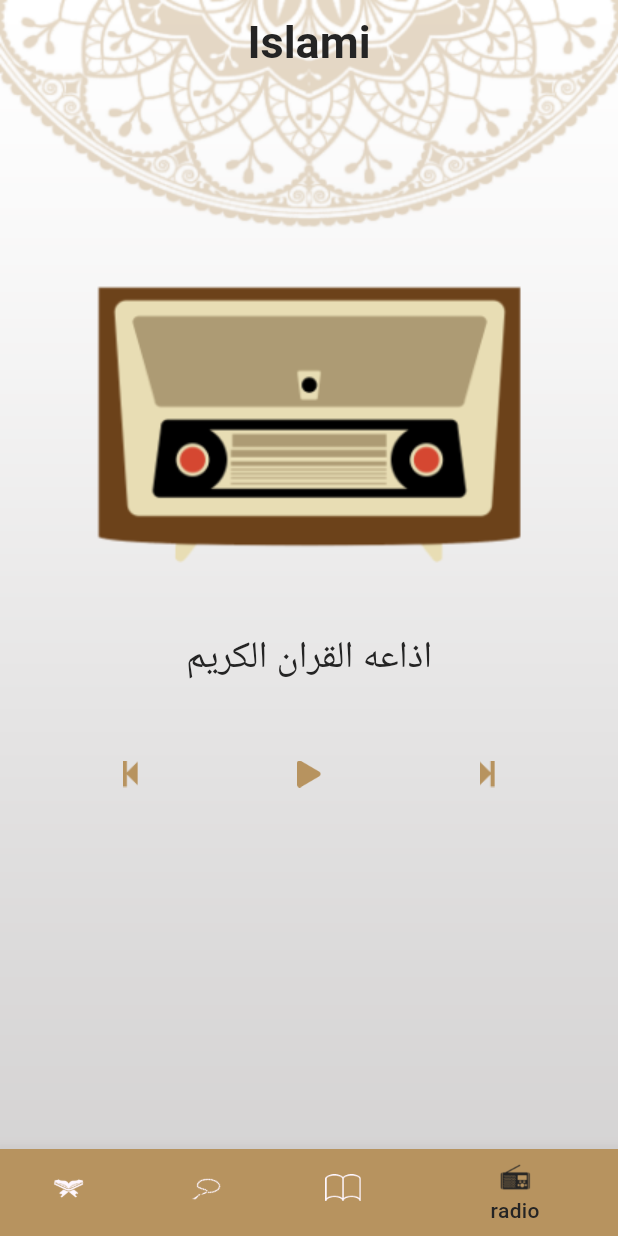
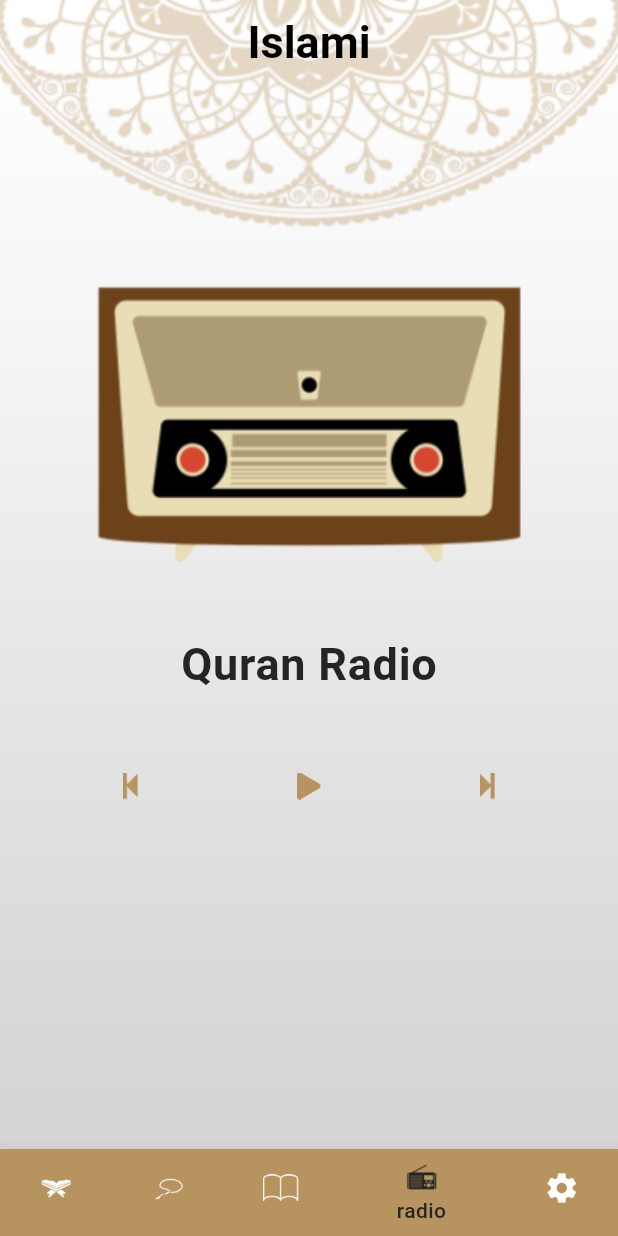
Before and after one commit to mennaMohamedY/islamiApp_flutter, a Flutter app: the screen it shows after launch, item 4 of the bottom bar chosen, on a phone screen of 412 x 824 dp. Run offline on Flutter 3.47's test engine with Material 3 defaults, Android fonts, the light colour scheme and no system bars; generated files the repository leaves out were written again.

Commit message:
Localization from english to arabic and vice versa

```diff
--- /dev/null
+++ b/l10n.yaml
@@ -0,0 +1,3 @@
+arb-dir: lib/l10n
+template-arb-file: app_en.arb
+output-localization-file: app_localizations.dart
--- a/lib/hadeeth/hadeethnum.dart
+++ b/lib/hadeeth/hadeethnum.dart
@@ -13,6 +13,6 @@ class HadeethNum extends StatelessWidget {
     return Row(mainAxisAlignment:MainAxisAlignment.center,children: [
     TextButton(onPressed: (){
       Navigator.pushNamed(context, HadeethDetailsScreen.routeName,arguments: hadeethDetails);
-    }, child:  Text(hadeethDetails.hadeethName,style: IslamiTheme.textStyle25,))],);
+    }, child:  Text(hadeethDetails.hadeethName,style: Theme.of(context).textTheme.bodyMedium,))],);
   }
 }
--- a/lib/home/home_screen.dart
+++ b/lib/home/home_screen.dart
@@ -1,10 +1,13 @@
 
 import 'package:flutter/material.dart';
+import 'package:practice_3/providers/app_config_provider.dart';
 import 'package:practice_3/quran/quranscreen.dart';
 import 'package:practice_3/radio/radioscreen.dart';
 import 'package:practice_3/sebha/tasbehscreen.dart';
-
+import 'package:practice_3/settings/settings.dart';
+import 'package:provider/provider.dart';
 import '../hadeeth/hadeethscreen.dart';
+import 'package:flutter_gen/gen_l10n/app_localizations.dart';
 
 class HomeScreen extends StatefulWidget {
   static const String routeName="HomeScreen";
@@ -18,13 +21,15 @@ class _HomeScreenState extends State<HomeScreen> {
 
   @override
   Widget build(BuildContext context) {
+    var provider=Provider.of<AppConfigProvider>(context);
     return Stack(
-      children: [Image(image: AssetImage("assets/images/background.png"),width: double.infinity,height: double.infinity,fit: BoxFit.fill,),
+      children: [(provider.AppThemeMode ==ThemeMode.dark)? Image(image: AssetImage("assets/images/bg.png"),width: double.infinity,height: double.infinity,fit: BoxFit.fill,):
+        Image(image: AssetImage("assets/images/background.png"),width: double.infinity,height: double.infinity,fit: BoxFit.fill,),
       Scaffold(
-        appBar: AppBar( title: Text("Islami")),
+        appBar: AppBar( title: Text(AppLocalizations.of(context)!.appBar_title)),
       bottomNavigationBar:Theme(
         data: Theme.of(context).copyWith(
-          canvasColor: Color(0xffB7935F)
+          canvasColor: Theme.of(context).primaryColor
         ),
         child: BottomNavigationBar(
 
@@ -36,16 +41,18 @@ class _HomeScreenState extends State<HomeScreen> {
           },
           currentIndex: selectedIndex,
 
-          items: [BottomNavigationBarItem(icon: ImageIcon(AssetImage("assets/images/icon_quran.png")),label: "Quran"),
-          BottomNavigationBarItem(icon: ImageIcon(AssetImage("assets/images/icon_sebha.png")),label: "tasbeh"),
-          BottomNavigationBarItem(icon: ImageIcon(AssetImage("assets/images/icon_hadeeth.png")),label: "ahadeeth"),
-          BottomNavigationBarItem(icon: ImageIcon(AssetImage("assets/images/icon_radio.png")) ,label:"radio" "")],),
+          items: [BottomNavigationBarItem(icon: ImageIcon(AssetImage("assets/images/icon_quran.png")),label: AppLocalizations.of(context)!.quranTab),
+          BottomNavigationBarItem(icon: ImageIcon(AssetImage("assets/images/icon_sebha.png")),label: AppLocalizations.of(context)!.sebhaTab),
+          BottomNavigationBarItem(icon: ImageIcon(AssetImage("assets/images/icon_hadeeth.png")),label: AppLocalizations.of(context)!.hadeethTab),
+          BottomNavigationBarItem(icon: ImageIcon(AssetImage("assets/images/icon_radio.png")) ,label:AppLocalizations.of(context)!.radioTab),
+          BottomNavigationBarItem(icon: Icon(Icons.settings),label: AppLocalizations.of(context)!.settingsTab )],),
+
       ),
       body: tabsScreen[selectedIndex],)],
 
     );
   }
 
-  List<Widget> tabsScreen=[QuranScreen(),TasbehScreen(),HadeethScreen(),RadioScreen()];
+  List<Widget> tabsScreen=[QuranScreen(),TasbehScreen(),HadeethScreen(),RadioScreen(),Settings()];
 
 }
--- a/lib/home/theme.dart
+++ b/lib/home/theme.dart
@@ -4,18 +4,46 @@ import 'package:flutter/material.dart';
 class IslamiTheme{
   static var primaryColor=Color(0xffB7935F);
   static var onPrimaryColor=Color(0xff242424);
+
+  static var primarydark=Color(0xff141A2E);
+  static var onPrimarydark=Color(0xffFACC1D);
+
   static var textStyle25=TextStyle(fontWeight: FontWeight.w400,color: IslamiTheme.onPrimaryColor,fontSize: 25);
 
 
   static ThemeData lightMode= ThemeData(
+      primaryColor:primaryColor ,
+    dividerColor: primaryColor,
+    hintColor: Colors.white,
+    shadowColor: Colors.white,
+    cardColor: Colors.black,
     scaffoldBackgroundColor: Colors.transparent,
     appBarTheme: AppBarTheme( iconTheme: IconThemeData(color: Colors.black),elevation: 0, backgroundColor: Colors.transparent,
         centerTitle: true,titleTextStyle:TextStyle(fontSize: 30, fontWeight: FontWeight.bold,
-         color: IslamiTheme.onPrimaryColor) ),
-    bottomNavigationBarTheme: BottomNavigationBarThemeData(selectedItemColor: IslamiTheme.onPrimaryColor),
+         color: Colors.black) ),
+    bottomNavigationBarTheme: BottomNavigationBarThemeData(selectedItemColor: IslamiTheme.onPrimaryColor,unselectedItemColor: Colors.white),
     textTheme: TextTheme(
         bodyLarge:TextStyle(fontWeight: FontWeight.bold,color: Color(0xff242424),fontSize: 30),
         bodyMedium: TextStyle(fontWeight: FontWeight.w500,color: Color(0xff242424),fontSize: 20))
+
+
+  );
+  static ThemeData darkMode= ThemeData(
+    primaryColor: primarydark ,
+      dividerColor: onPrimarydark,
+      hintColor: Colors.black,
+      shadowColor: IslamiTheme.primarydark,
+      cardColor: onPrimarydark,
+
+
+      scaffoldBackgroundColor: Colors.transparent,
+      appBarTheme: AppBarTheme( iconTheme: IconThemeData(color: Colors.white),elevation: 0, backgroundColor: Colors.transparent,
+          centerTitle: true,titleTextStyle:TextStyle(fontSize: 30, fontWeight: FontWeight.bold,
+              color: Colors.white) ),
+      bottomNavigationBarTheme: BottomNavigationBarThemeData(selectedItemColor: IslamiTheme.onPrimarydark,unselectedItemColor: Colors.white),
+      textTheme: TextTheme(
+          bodyLarge:TextStyle(fontWeight: FontWeight.bold,color: Colors.white,fontSize: 30),
+          bodyMedium: TextStyle(fontWeight: FontWeight.w500,color: Colors.white,fontSize: 20))
 
 
   );
--- a/lib/main.dart
+++ b/lib/main.dart
@@ -1,23 +1,37 @@
+
 import 'package:flutter/material.dart';
 import 'package:practice_3/hadeeth/hadeethdetails/hadeethdetails_screen.dart';
 import 'package:practice_3/home/home_screen.dart';
 import 'package:practice_3/home/theme.dart';
+import 'package:practice_3/providers/app_config_provider.dart';
 import 'package:practice_3/quran/quran_details/qurandetailsscreen.dart';
 import 'package:practice_3/quran/quranscreen.dart';
-
+import 'package:flutter_gen/gen_l10n/app_localizations.dart';
+import 'package:provider/provider.dart';
 void main() {
-  runApp( MyApp());
+  runApp( ChangeNotifierProvider(
+    create: (context){ return AppConfigProvider();},
+      child: MyApp()));
 }
 
 class MyApp extends StatelessWidget {
 
+
   // This widget is the root of your application.
   @override
   Widget build(BuildContext context) {
+    var provider=Provider.of<AppConfigProvider>(context);
+
     return MaterialApp(
       theme: IslamiTheme.lightMode,
+      darkTheme: IslamiTheme.darkMode,
+      themeMode: provider.AppThemeMode,
       debugShowCheckedModeBanner: false,
       initialRoute: HomeScreen.routeName,
+      localizationsDelegates: AppLocalizations.localizationsDelegates,
+      supportedLocales: AppLocalizations.supportedLocales,
+      locale: Locale(provider.AppLanguage),
+
       routes:{
         HomeScreen.routeName: (context)=>HomeScreen(),
         QuranDetailsScreen.routeName: (context)=>QuranDetailsScreen(),
--- /dev/null
+++ b/lib/providers/app_config_provider.dart
@@ -0,0 +1,26 @@
+
+
+import 'package:flutter/cupertino.dart';
+import 'package:flutter/material.dart';
+
+class AppConfigProvider extends ChangeNotifier{
+
+  String AppLanguage='en';
+  ThemeMode AppThemeMode= ThemeMode.light;
+
+  void ChangeAppLanguage(String lang){
+    if(AppLanguage == lang){
+      return;
+    }
+    AppLanguage = lang;
+    notifyListeners();
+  }
+
+  void ChangeAppTheme(ThemeMode appThemeMode){
+    if(appThemeMode == AppThemeMode){
+      return;
+    }
+    AppThemeMode =appThemeMode;
+    notifyListeners();
+  }
+}
--- a/lib/quran/suraname_andayats.dart
+++ b/lib/quran/suraname_andayats.dart
@@ -19,8 +19,8 @@ class SuraNameAndAyaNum extends StatelessWidget {
         TextButton(onPressed: (){
           Navigator.pushNamed(context, QuranDetailsScreen.routeName,arguments: QuranDetailsDC(SurahName: suraName, SurahIndex: surahNum));
         }, child:
-        Text("$suraName",style: IslamiTheme.textStyle25)),
-        TextButton(onPressed: (){}, child: Text("$surahNum",style: IslamiTheme.textStyle25,))
+        Text("$suraName",style: Theme.of(context).textTheme.bodyMedium)),
+        TextButton(onPressed: (){}, child: Text("$surahNum",style: Theme.of(context).textTheme.bodyMedium))
       ],);
   }
 
--- a/lib/radio/radioscreen.dart
+++ b/lib/radio/radioscreen.dart
@@ -3,6 +3,7 @@
 import 'package:flutter/material.dart';
 
 import '../home/theme.dart';
+import 'package:flutter_gen/gen_l10n/app_localizations.dart';
 
 class RadioScreen extends StatelessWidget {
 
@@ -14,12 +15,12 @@ class RadioScreen extends StatelessWidget {
       SizedBox(height: 116),
       Image(image: AssetImage("assets/images/radio_image.png")),
       SizedBox(height: 26),
-      Text("اذاعه القران الكريم",style: IslamiTheme.textStyle25,),
+      Text(AppLocalizations.of(context)!.quran_radio,style: Theme.of(context).textTheme.bodyLarge,),
       SizedBox(height: 35),
       Row(mainAxisAlignment:MainAxisAlignment.spaceEvenly,children: [
-        TextButton(onPressed: (){}, child: ImageIcon(AssetImage("assets/images/icon_previous.png"),color: IslamiTheme.primaryColor,)),
-        TextButton(onPressed: (){}, child: ImageIcon(AssetImage("assets/images/icon_play.png"),color: IslamiTheme.primaryColor,)),
-        TextButton(onPressed: (){}, child: ImageIcon(AssetImage("assets/images/icon_next.png"),color: IslamiTheme.primaryColor,))
+        TextButton(onPressed: (){}, child: ImageIcon(AssetImage("assets/images/icon_previous.png"),color: Theme.of(context).dividerColor,)),
+        TextButton(onPressed: (){}, child: ImageIcon(AssetImage("assets/images/icon_play.png"),color: Theme.of(context).dividerColor,)),
+        TextButton(onPressed: (){}, child: ImageIcon(AssetImage("assets/images/icon_next.png"),color: Theme.of(context).dividerColor,))
 
       ],)
 
```
Also changed, not shown: lib/hadeeth/hadeethdetails/hadeethdetails_screen.dart (+14 -5 lines), lib/hadeeth/hadeethscreen.dart (+6 -4 lines), lib/l10n/app_ar.arb (added, +22 -0 lines), lib/l10n/app_en.arb (added, +21 -0 lines), lib/quran/quran_details/qurandetailsscreen.dart (+14 -6 lines), lib/quran/quranscreen.dart (+7 -5 lines), lib/sebha/tasbehscreen.dart (+14 -7 lines), lib/settings/bottomsheetdialog.dart (added, +53 -0 lines), lib/settings/settings.dart (added, +81 -0 lines), lib/settings/themebottomsheetdialog.dart (added, +49 -0 lines), pubspec.yaml (+11 -0 lines), pubspec.lock.
